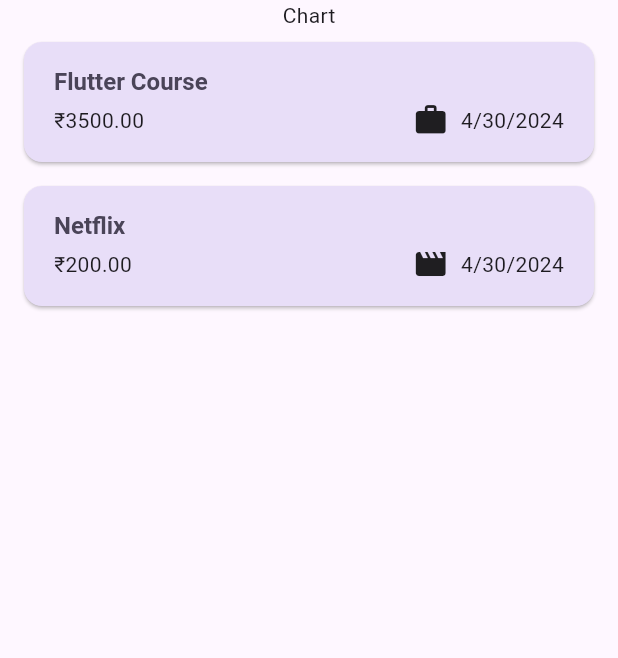
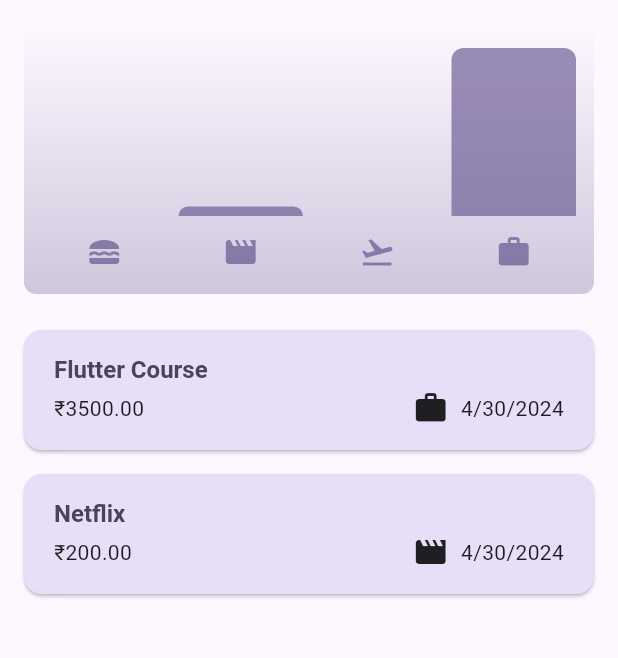
Before and after one commit to Slygoross/expense-tracker, a Flutter app: the screen it shows after launch, on a phone screen of 412 x 824 dp, the part 84-742 px from its top. Run offline on Flutter 3.47's test engine with Material 3 defaults, Android fonts, the phone set to English and light mode, and no system bars.

Commit message:
Video 131 - Added Chart Widget

```diff
--- /dev/null
+++ b/lib/Widgets/chart/chart.dart
@@ -0,0 +1,94 @@
+import 'package:flutter/material.dart';
+import 'package:expense_tracker/widgets/chart/chart_bar.dart';
+import 'package:expense_tracker/models/expense.dart';
+
+class Chart extends StatelessWidget {
+  const Chart({super.key, required this.expenses});
+
+  final List<Expense> expenses;
+
+  List<ExpenseBucket> get buckets {
+    return [
+      ExpenseBucket.forCategory(expenses, Category.food),
+      ExpenseBucket.forCategory(expenses, Category.leisure),
+      ExpenseBucket.forCategory(expenses, Category.travel),
+      ExpenseBucket.forCategory(expenses, Category.work),
+    ];
+  }
+
+  double get maxTotalExpense {
+    double maxTotalExpense = 0;
+
+    for (final bucket in buckets) {
+      if (bucket.totalExpenses > maxTotalExpense) {
+        maxTotalExpense = bucket.totalExpenses;
+      }
+    }
+
+    return maxTotalExpense;
+  }
+
+  @override
+  Widget build(BuildContext context) {
+    final isDarkMode =
+        MediaQuery.of(context).platformBrightness == Brightness.dark;
+    return Container(
+      margin: const EdgeInsets.all(16),
+      padding: const EdgeInsets.symmetric(
+        vertical: 16,
+        horizontal: 8,
+      ),
+      width: double.infinity,
+      height: 180,
+      decoration: BoxDecoration(
+        borderRadius: BorderRadius.circular(8),
+        gradient: LinearGradient(
+          colors: [
+            Theme.of(context).colorScheme.primary.withOpacity(0.3),
+            Theme.of(context).colorScheme.primary.withOpacity(0.0)
+          ],
+          begin: Alignment.bottomCenter,
+          end: Alignment.topCenter,
+        ),
+      ),
+      child: Column(
+        children: [
+          Expanded(
+            child: Row(
+              crossAxisAlignment: CrossAxisAlignment.end,
+              children: [
+                for (final bucket in buckets) // alternative to map()
+                  ChartBar(
+                    fill: bucket.totalExpenses == 0
+                        ? 0
+                        : bucket.totalExpenses / maxTotalExpense,
+                  )
+              ],
+            ),
+          ),
+          const SizedBox(height: 12),
+          Row(
+            children: buckets
+                .map(
+                  (bucket) => Expanded(
+                    child: Padding(
+                      padding: const EdgeInsets.symmetric(horizontal: 4),
+                      child: Icon(
+                        categoryItems[bucket.category],
+                        color: isDarkMode
+                            ? Theme.of(context).colorScheme.secondary
+                            : Theme.of(context)
+                                .colorScheme
+                                .primary
+                                .withOpacity(0.7),
+                      ),
+                    ),
+                  ),
+                )
+                .toList(),
+          )
+        ],
+      ),
+    );
+  }
+}
--- /dev/null
+++ b/lib/Widgets/chart/chart_bar.dart
@@ -0,0 +1,34 @@
+import 'package:flutter/material.dart';
+
+class ChartBar extends StatelessWidget {
+  const ChartBar({
+    super.key,
+    required this.fill,
+  });
+
+  final double fill;
+
+  @override
+  Widget build(BuildContext context) {
+    final isDarkMode =
+        MediaQuery.of(context).platformBrightness == Brightness.dark;
+    return Expanded(
+      child: Padding(
+        padding: const EdgeInsets.symmetric(horizontal: 4),
+        child: FractionallySizedBox(
+          heightFactor: fill,
+          child: DecoratedBox(
+            decoration: BoxDecoration(
+              shape: BoxShape.rectangle,
+              borderRadius:
+                  const BorderRadius.vertical(top: Radius.circular(8)),
+              color: isDarkMode
+                  ? Theme.of(context).colorScheme.secondary
+                  : Theme.of(context).colorScheme.primary.withOpacity(0.65),
+            ),
+          ),
+        ),
+      ),
+    );
+  }
+}
--- a/lib/Widgets/expenses.dart
+++ b/lib/Widgets/expenses.dart
@@ -1,3 +1,4 @@
+import 'package:expense_tracker/Widgets/chart/chart.dart';
 import 'package:expense_tracker/Widgets/expenses_list/expenses_list.dart';
 import 'package:expense_tracker/Widgets/new_expense.dart';
 import 'package:flutter/material.dart';
@@ -92,7 +93,7 @@ class _ExpensesState extends State<Expenses> {
       ),
       body: Column(
         children: [
-          const Text('Chart'),
+          Chart(expenses: _registeredExpenses),
           Expanded(
             // Expanded is used to take the remaining space in the column as ListView is nested in column widget and flutter doesn't know how to size this.
             child: mainContent,
```
